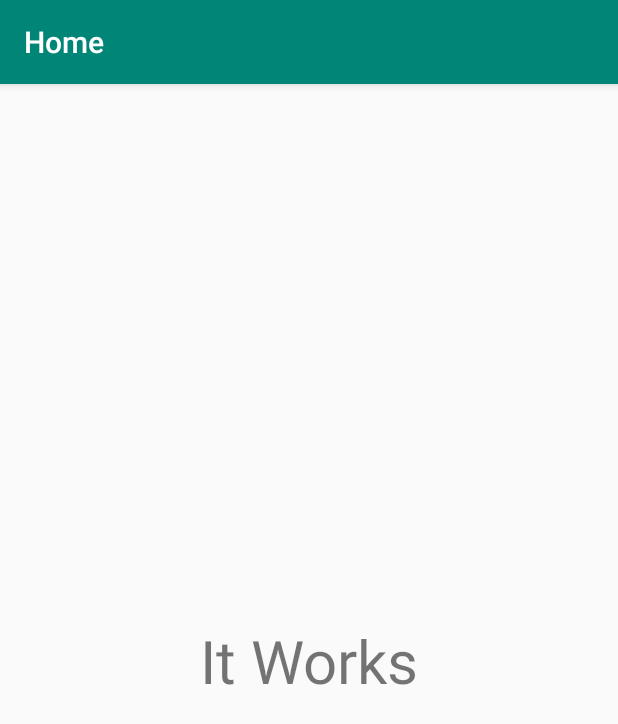
After one commit to Akash049/youngengine, an Android app: the AtclickActivity screen opened directly, with no data from a screen before it, on a phone screen of 412 x 824 dp. The commit adds this screen. Shown: the top 724 px of the screen. Run offline under Robolectric (Android 15) with nearby library versions, the phone set to English and light mode, and no system bars.

Commit message:
push to new activity

```diff
--- /dev/null
+++ b/app/src/main/java/com/asc/home/Activity/AtclickActivity.java
@@ -0,0 +1,20 @@
+package com.asc.home.Activity;
+
+import androidx.appcompat.app.ActionBar;
+import androidx.appcompat.app.AppCompatActivity;
+
+import android.os.Bundle;
+import android.widget.TextView;
+
+import com.asc.home.R;
+
+public class AtclickActivity extends AppCompatActivity {
+    TextView textView;
+
+    @Override
+    protected void onCreate(Bundle savedInstanceState) {
+        super.onCreate(savedInstanceState);
+        setContentView(R.layout.activity_atclick);
+        ActionBar actionBar=getSupportActionBar();
+    }
+}
--- /dev/null
+++ b/app/src/main/res/layout/activity_atclick.xml
@@ -0,0 +1,20 @@
+<?xml version="1.0" encoding="utf-8"?>
+<androidx.constraintlayout.widget.ConstraintLayout xmlns:android="http://schemas.android.com/apk/res/android"
+    xmlns:app="http://schemas.android.com/apk/res-auto"
+    xmlns:tools="http://schemas.android.com/tools"
+    android:layout_width="match_parent"
+    android:layout_height="match_parent"
+    tools:context=".Activity.AtclickActivity">
+
+    <TextView
+        android:id="@+id/textView"
+        android:layout_width="wrap_content"
+        android:layout_height="wrap_content"
+        android:text="It Works"
+        app:layout_constraintBottom_toBottomOf="parent"
+        app:layout_constraintEnd_toEndOf="parent"
+        app:layout_constraintStart_toStartOf="parent"
+        app:layout_constraintTop_toTopOf="parent"
+        android:textSize="40dp"
+        />
+</androidx.constraintlayout.widget.ConstraintLayout>
--- a/app/src/main/res/values/styles.xml
+++ b/app/src/main/res/values/styles.xml
@@ -1,7 +1,7 @@
 <resources>
 
     <!-- Base application theme. -->
-    <style name="AppTheme" parent="Theme.AppCompat.NoActionBar">
+    <style name="AppTheme" parent="Theme.AppCompat.Light.DarkActionBar">
         <!-- Customize your theme here. -->
         <item name="colorPrimary">@color/colorPrimary</item>
         <item name="colorPrimaryDark">@color/colorPrimaryDark</item>
```
Also changed, not shown: app/src/main/AndroidManifest.xml (+9 -1 lines), app/src/main/java/com/asc/home/Activity/Home/HomeFragment.java (+9 -2 lines), app/src/main/java/com/asc/home/Adapter/Myholder.java (+13 -2 lines), app/src/main/java/com/asc/home/Itemclicklistener.java (added, +9 -0 lines).
